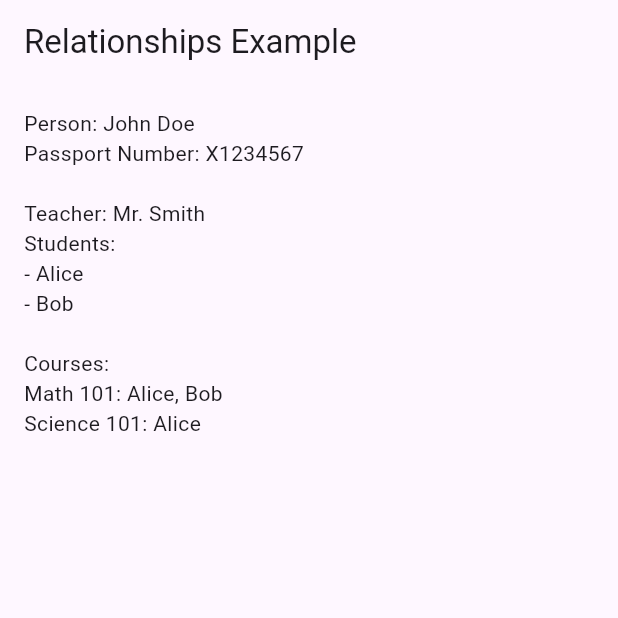
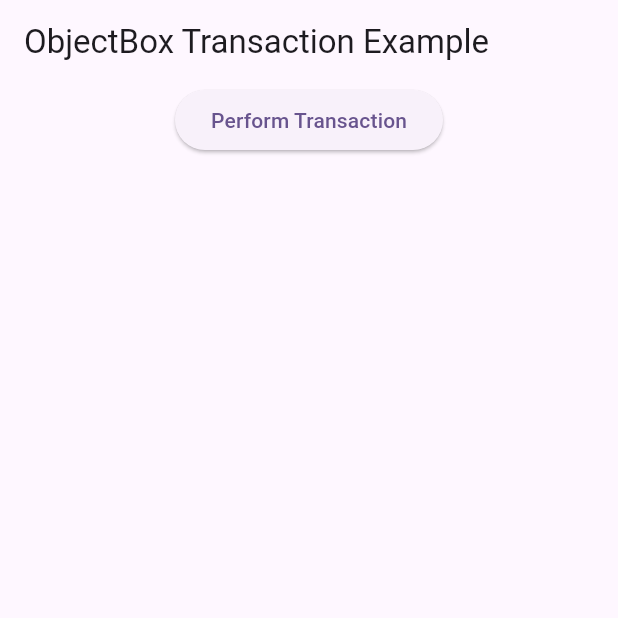
Before and after one commit to Vismaya-chandran/objectbox_levelx, a Flutter app: the screen it shows after launch, on a phone screen of 412 x 824 dp, the top half of it. Run offline on Flutter 3.47's test engine with Material 3 defaults, Android fonts, the phone set to English and light mode, and no system bars; our stand-ins replace dio, flutter_riverpod, objectbox; generated files the repository leaves out were written again.

Commit message:
transaction_updates

```diff
--- a/lib/main.dart
+++ b/lib/main.dart
@@ -3,6 +3,8 @@ import 'package:riverpod_project/object_box/relation/relation.dart';
 import 'package:riverpod_project/object_box/relation/relationship_view.dart';
 import 'package:riverpod_project/object_box/store/object_box.dart';
 import 'package:riverpod_project/objectbox.g.dart';
+
+import 'object_box/transactions/transactions_view.dart';
 
 late ObjectBox objectBox;
 Future<void> main() async {
@@ -25,7 +27,8 @@ class MyApp extends StatelessWidget {
         colorScheme: ColorScheme.fromSeed(seedColor: Colors.deepPurple),
         useMaterial3: true,
       ),
-        home: RelationshipsScreen(store: objectBox.store)
+      home: TransactionsView(store: objectBox.store),
+      // home: RelationshipsScreen(store: objectBox.store)
       /*    home: TempEntityScreen(
         store: objectBox.store,
       ), */
--- a/lib/object_box/temp/temp_entity_screen.dart
+++ b/lib/object_box/temp/temp_entity_screen.dart
@@ -13,6 +13,7 @@ class _TempEntityScreenState extends State<TempEntityScreen> {
   late Box<TempEntity> tempEntity;
   List<TempEntity> datas = [];
   @override
+
   void initState() {
     tempEntity = widget.store.box<TempEntity>();
     getData();
--- /dev/null
+++ b/lib/object_box/transactions/entity.dart
@@ -0,0 +1,10 @@
+import 'package:objectbox/objectbox.dart';
+
+@Entity()
+class Employee {
+  int id;
+  String name;
+  int age;
+
+  Employee({this.id = 0, required this.name, required this.age});
+}
--- /dev/null
+++ b/lib/object_box/transactions/transactions_view.dart
@@ -0,0 +1,87 @@
+import 'package:flutter/material.dart';
+import 'package:objectbox/objectbox.dart';
+import 'package:riverpod_project/object_box/transactions/entity.dart';
+
+class TransactionsView extends StatefulWidget {
+  const TransactionsView({super.key, required this.store});
+  final Store store;
+  @override
+  TransactionsViewState createState() => TransactionsViewState();
+}
+
+class TransactionsViewState extends State<TransactionsView> {
+  Box<Employee>? employeeBox;
+  List<Employee> employees = [];
+
+  @override
+  void initState() {
+    super.initState();
+    employeeBox = widget.store.box<Employee>();
+    _loadData(); // Load data initially
+  }
+
+  void _loadData() {
+    setState(() {
+      employees = employeeBox!.getAll(); // Get all persons from the database
+    });
+  }
+
+  void performTransaction() {
+    try {
+      widget.store.runInTransaction(TxMode.write, () {
+        final employee1 = Employee(name: 'John Doe', age: 30);
+        final employee2 = Employee(name: 'Jane Doe', age: 28);
+        employeeBox!.put(employee1);
+        employeeBox!.put(employee2);
+        final employee3 =
+            employeeBox!.get(1); // Assuming person with id 1 exists
+        if (employee3 != null) {
+          employee3.age = 31;
+          employeeBox!.put(employee3);
+        }
+
+        employeeBox!.remove(2); // Assuming person with id 2 exists
+      });
+
+      _loadData(); // Reload data after transaction
+
+      ScaffoldMessenger.of(context).showSnackBar(
+        const SnackBar(content: Text('Transaction completed successfully')),
+      );
+    } catch (e) {
+      print('Transaction failed: $e');
+      ScaffoldMessenger.of(context).showSnackBar(
+        SnackBar(content: Text('Transaction failed: $e')),
+      );
+    }
+  }
+
+  @override
+  Widget build(BuildContext context) {
+    return Scaffold(
+      appBar: AppBar(
+        title: const Text('ObjectBox Transaction Example'),
+      ),
+      body: Column(
+        children: [
+          ElevatedButton(
+            onPressed: performTransaction,
+            child: const Text('Perform Transaction'),
+          ),
+          Expanded(
+            child: ListView.builder(
+              itemCount: employees.length,
+              itemBuilder: (context, index) {
+                final employee = employees[index];
+                return ListTile(
+                  title: Text(employee.name),
+                  subtitle: Text('Age: ${employee.age}'),
+                );
+              },
+            ),
+          ),
+        ],
+      ),
+    );
+  }
+}
```
Also changed, not shown: lib/objectbox-model.json (+35 -7 lines), lib/objectbox.g.dart. Lines whose indentation alone changed are shown as unchanged.
